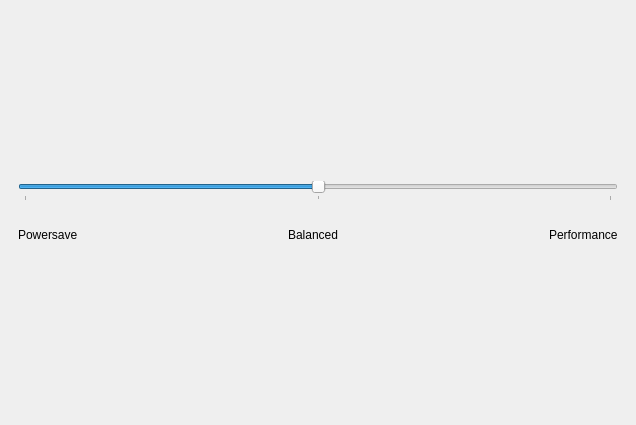
Qt form src/app/mainwindow.ui (DD3Boh/CPPM) before a commit.
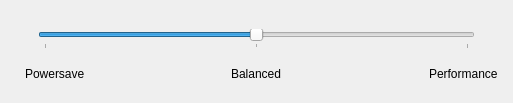
The same form after that commit.

Commit message:
src: mainwindow: Simplify UI design
 * Also start the default window of the right size to show
   just the slider.

Patch:
```diff
--- a/src/app/mainwindow.ui
+++ b/src/app/mainwindow.ui
@@ -6,35 +6,64 @@
    <rect>
     <x>0</x>
     <y>0</y>
-    <width>636</width>
-    <height>425</height>
+    <width>513</width>
+    <height>103</height>
    </rect>
   </property>
   <property name="windowTitle">
    <string>Power Modes</string>
   </property>
   <widget class="QWidget" name="centralwidget">
-   <layout class="QVBoxLayout" name="verticalLayout">
-    <item>
-     <spacer name="verticalSpacer">
+   <layout class="QGridLayout" name="gridLayout">
+    <item row="4" column="3">
+     <spacer name="verticalSpacer_2">
       <property name="orientation">
        <enum>Qt::Vertical</enum>
       </property>
+      <property name="sizeType">
+       <enum>QSizePolicy::MinimumExpanding</enum>
+      </property>
       <property name="sizeHint" stdset="0">
        <size>
         <width>20</width>
-        <height>40</height>
+        <height>10</height>
        </size>
       </property>
      </spacer>
     </item>
-    <item>
-     <widget class="QWidget" name="widget_2" native="true">
-      <layout class="QHBoxLayout" name="horizontalLayout_2">
+    <item row="3" column="3">
+     <widget class="QLabel" name="label_2">
+      <property name="toolTip">
+       <string/>
+      </property>
+      <property name="text">
+       <string>Balanced</string>
+      </property>
+     </widget>
+    </item>
+    <item row="2" column="0" colspan="7">
+     <widget class="QWidget" name="widget" native="true">
+      <layout class="QHBoxLayout" name="horizontalLayout">
+       <item>
+        <spacer name="horizontalSpacer_3">
+         <property name="orientation">
+          <enum>Qt::Horizontal</enum>
+         </property>
+         <property name="sizeType">
+          <enum>QSizePolicy::Fixed</enum>
+         </property>
+         <property name="sizeHint" stdset="0">
+          <size>
+           <width>20</width>
+           <height>20</height>
+          </size>
+         </property>
+        </spacer>
+       </item>
        <item>
         <widget class="QSlider" name="horizontalSlider">
          <property name="sizePolicy">
-          <sizepolicy hsizetype="Minimum" vsizetype="Fixed">
+          <sizepolicy hsizetype="Expanding" vsizetype="Fixed">
            <horstretch>0</horstretch>
            <verstretch>0</verstretch>
           </sizepolicy>
@@ -68,27 +97,14 @@
          </property>
         </widget>
        </item>
-      </layout>
-     </widget>
-    </item>
-    <item>
-     <widget class="QWidget" name="widget" native="true">
-      <layout class="QHBoxLayout" name="horizontalLayout">
        <item>
-        <widget class="QLabel" name="label">
-         <property name="toolTip">
-          <string/>
-         </property>
-         <property name="text">
-          <string>Powersave</string>
-         </property>
-        </widget>
-       </item>
-       <item>
-        <spacer name="horizontalSpacer">
+        <spacer name="horizontalSpacer_4">
          <property name="orientation">
           <enum>Qt::Horizontal</enum>
          </property>
+         <property name="sizeType">
+          <enum>QSizePolicy::Fixed</enum>
+         </property>
          <property name="sizeHint" stdset="0">
           <size>
            <width>20</width>
@@ -97,51 +113,80 @@
          </property>
         </spacer>
        </item>
-       <item>
-        <widget class="QLabel" name="label_2">
-         <property name="toolTip">
-          <string/>
-         </property>
-         <property name="text">
-          <string>Balanced</string>
-         </property>
-        </widget>
-       </item>
-       <item>
-        <spacer name="horizontalSpacer_2">
-         <property name="orientation">
-          <enum>Qt::Horizontal</enum>
-         </property>
-         <property name="sizeHint" stdset="0">
-          <size>
-           <width>40</width>
-           <height>20</height>
-          </size>
-         </property>
-        </spacer>
-       </item>
-       <item>
-        <widget class="QLabel" name="label_5">
-         <property name="toolTip">
-          <string/>
-         </property>
-         <property name="text">
-          <string>Performance</string>
-         </property>
-        </widget>
-       </item>
       </layout>
      </widget>
     </item>
-    <item>
-     <spacer name="verticalSpacer_2">
+    <item row="3" column="0">
+     <spacer name="horizontalSpacer_5">
+      <property name="orientation">
+       <enum>Qt::Horizontal</enum>
+      </property>
+      <property name="sizeType">
+       <enum>QSizePolicy::Fixed</enum>
+      </property>
+      <property name="sizeHint" stdset="0">
+       <size>
+        <width>10</width>
+        <height>20</height>
+       </size>
+      </property>
+     </spacer>
+    </item>
+    <item row="3" column="2">
+     <spacer name="horizontalSpacer">
+      <property name="orientation">
+       <enum>Qt::Horizontal</enum>
+      </property>
+      <property name="sizeHint" stdset="0">
+       <size>
+        <width>193</width>
+        <height>20</height>
+       </size>
+      </property>
+     </spacer>
+    </item>
+    <item row="3" column="5">
+     <widget class="QLabel" name="label_5">
+      <property name="toolTip">
+       <string/>
+      </property>
+      <property name="text">
+       <string>Performance</string>
+      </property>
+     </widget>
+    </item>
+    <item row="3" column="1">
+     <widget class="QLabel" name="label">
+      <property name="toolTip">
+       <string/>
+      </property>
+      <property name="text">
+       <string>Powersave</string>
+      </property>
+     </widget>
+    </item>
+    <item row="3" column="4">
+     <spacer name="horizontalSpacer_2">
+      <property name="orientation">
+       <enum>Qt::Horizontal</enum>
+      </property>
+      <property name="sizeHint" stdset="0">
+       <size>
+        <width>193</width>
+        <height>20</height>
+       </size>
+      </property>
+     </spacer>
+    </item>
+    <item row="0" column="3">
+     <spacer name="verticalSpacer">
       <property name="orientation">
        <enum>Qt::Vertical</enum>
       </property>
       <property name="sizeHint" stdset="0">
        <size>
-        <width>20</width>
-        <height>40</height>
+        <width>17</width>
+        <height>165</height>
        </size>
       </property>
      </spacer>
```
